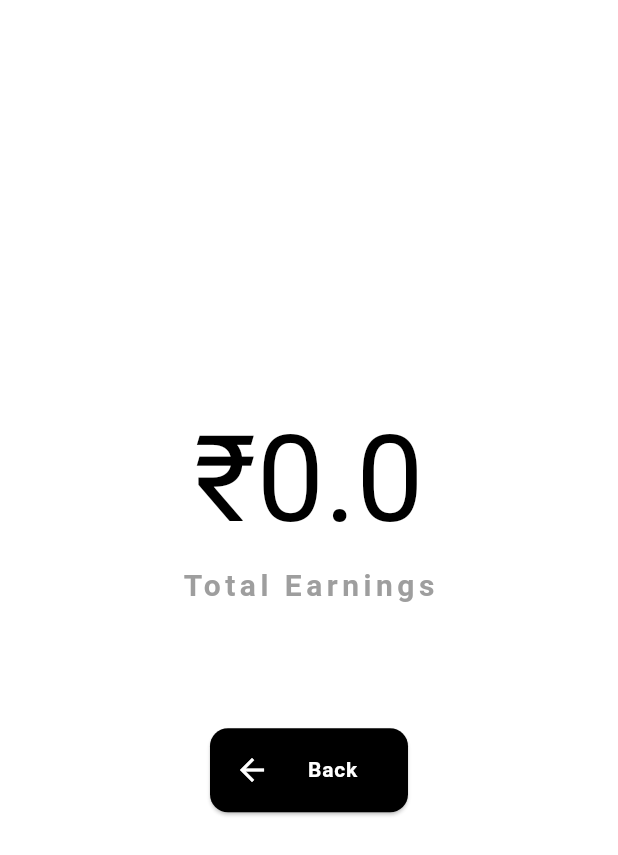
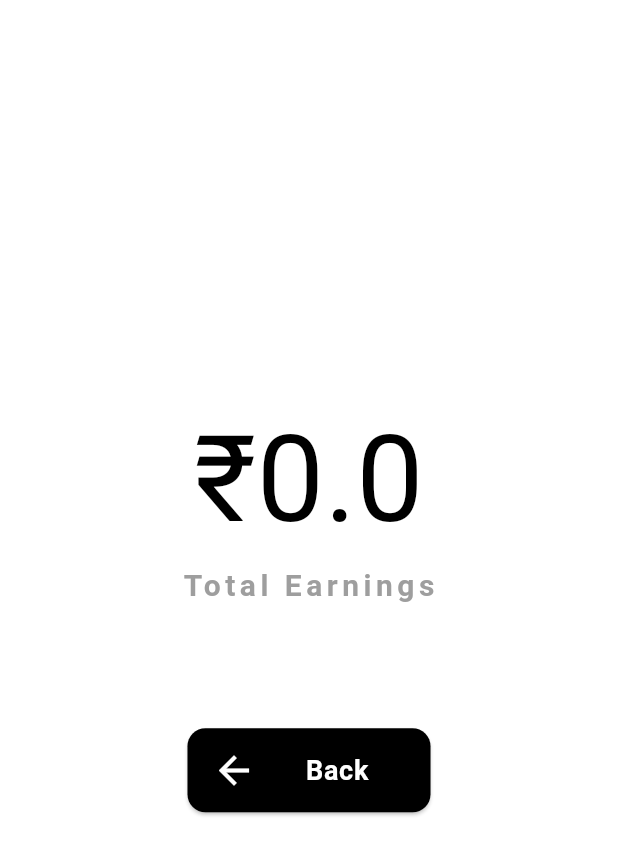
Before and after one commit to Navneet-Patwal/sellers_app, a Flutter app: the EarningsScreen screen opened directly, on a phone screen of 412 x 824 dp. Shown: the top 855 px of the screen. Run offline on Flutter 3.47's test engine with Material 3 defaults, Android fonts, the phone set to English and light mode, and no system bars; our stand-ins replace cloud_firestore, firebase_auth, firebase_core, firebase_storage, geocoding, geolocator and 4 more; accounts and stored records are empty; Roboto replaces fonts that are missing (Signatra).

Commit message:
earnings screen

```diff
--- a/lib/view/mainscreen/earnings_screen.dart
+++ b/lib/view/mainscreen/earnings_screen.dart
@@ -18,7 +18,7 @@ class _EarningsScreenState extends State<EarningsScreen> {
             child: Column(
               mainAxisAlignment: MainAxisAlignment.center,
               children: [
-                Text("₹" + sellersTotalEarnings.toString(),
+                Text("₹$sellersTotalEarnings",
                 style: const TextStyle(
                   fontSize: 80,
                   color: Colors.black,
@@ -50,9 +50,9 @@ class _EarningsScreenState extends State<EarningsScreen> {
                   },
                   child: const Card(
                     color: Colors.black,
-                    margin: EdgeInsets.symmetric(vertical: 20, horizontal: 140),
+                    margin: EdgeInsets.symmetric(vertical: 20, horizontal: 125),
                     child: ListTile(
-                      leading: Icon(Icons.arrow_back,
+                      leading: Icon(Icons.arrow_back,size: 30,
                       color: Colors.white,),
                       title: Text(
                         "Back",
@@ -60,7 +60,7 @@ class _EarningsScreenState extends State<EarningsScreen> {
                         style: TextStyle(
                           color: Colors.white,
                           fontWeight: FontWeight.bold,
-                          fontSize: 14,
+                          fontSize: 18,
                         ),
                       ),
                     ),
```
